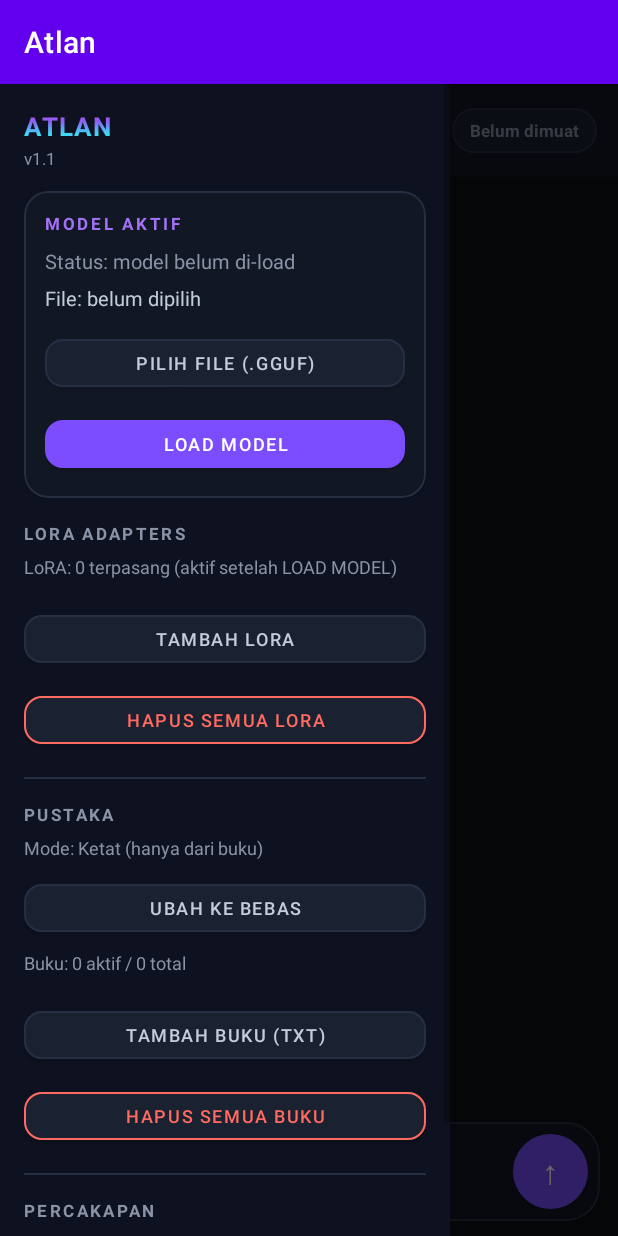
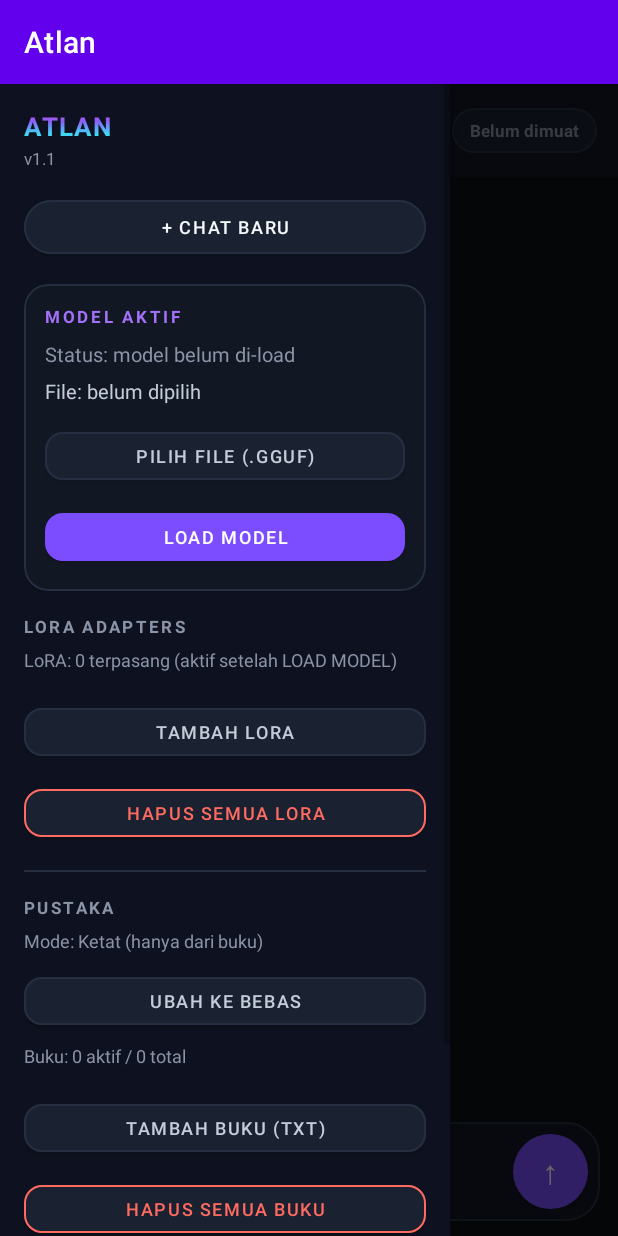
Before and after one commit to akijus39-byte/Akijus, an Android app: the screen it shows after launch (MainActivity), with the side drawer open, on a phone screen of 412 x 824 dp. Run offline under Robolectric (Android 15) with nearby library versions, the phone set to English and light mode, and no system bars; 1 statement that could not run was skipped.

Commit message:
Riwayat per-obrolan per-model + tersimpan permanen, anti-kedip (append bertahap)

```diff
--- a/app/src/main/res/layout/activity_main.xml
+++ b/app/src/main/res/layout/activity_main.xml
@@ -206,6 +206,19 @@
             android:text="v1.1"
             android:textColor="@color/atlan_muted"
             android:textSize="11sp" />
+
+        <com.google.android.material.button.MaterialButton
+            android:id="@+id/btnNewChat"
+            android:layout_width="match_parent"
+            android:layout_height="48dp"
+            android:layout_marginTop="14dp"
+            android:text="+ CHAT BARU"
+            android:textColor="@color/atlan_text"
+            android:textSize="12sp"
+            app:backgroundTint="@color/atlan_panel2"
+            app:cornerRadius="24dp"
+            app:strokeColor="@color/atlan_border"
+            app:strokeWidth="1dp" />
 
         <com.google.android.material.card.MaterialCardView
             android:layout_width="match_parent"
@@ -432,6 +445,13 @@
             android:textColor="@color/atlan_muted"
             android:textSize="12sp" />
 
+        <LinearLayout
+            android:id="@+id/convListCtn"
+            android:layout_width="match_parent"
+            android:layout_height="wrap_content"
+            android:layout_marginTop="8dp"
+            android:orientation="vertical" />
+
         <com.google.android.material.button.MaterialButton
             android:id="@+id/btnClearHistory"
             android:layout_width="match_parent"
```
